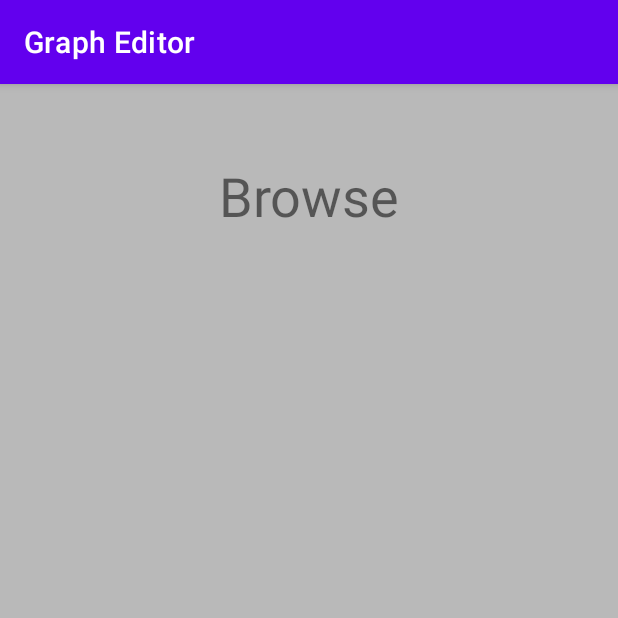
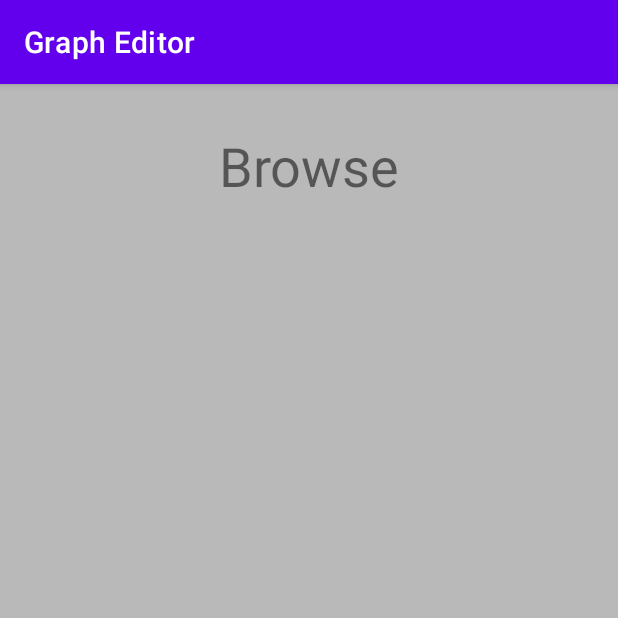
Before and after one commit to senataru/graph-editor-for-android, an Android app: the BrowseActivity screen opened directly, with no data from a screen before it, on a phone screen of 412 x 824 dp, the top half of it. Run offline under Robolectric (Android 15) with nearby library versions, the phone set to English and light mode, and no system bars; our stand-ins replace Room's generated code.

Commit message:
Implemented getOptimalAndUpdateFrame(), BrowseActivity layout improved

```diff
--- a/app/src/main/java/com/example/graph_editor/draw/graph_view/GraphView.java
+++ b/app/src/main/java/com/example/graph_editor/draw/graph_view/GraphView.java
@@ -16,12 +16,10 @@ import android.util.AttributeSet;
 import android.view.View;
 
 import androidx.annotation.Nullable;
-import androidx.annotation.RequiresApi;
 
 import com.example.graph_editor.draw.ActionModeType;
 import com.example.graph_editor.draw.ActionModeTypeObserver;
 import com.example.graph_editor.draw.Frame;
-import com.example.graph_editor.graphStorage.GraphWriter;
 import com.example.graph_editor.model.DrawManager;
 import com.example.graph_editor.model.Edge;
 import com.example.graph_editor.model.GraphType;
@@ -100,8 +98,7 @@ public class GraphView extends View implements ActionModeTypeObserver {
         if (!manager.isInitialised()) {   //has to be done here instead of init or initializeGraph since height is lazily calculated
             if (frame == null)
                 frame = new Frame(new Point(0, 0), new Point(1.0, 1.0 * getHeight() / getWidth()));
-            frame = manager.getOptimalFrame(0.1, frame);
-            manager.updateFrame(frame);
+            frame = manager.getOptimalAndUpdateFrame(0.1, frame);
         }
 
         for (Edge e : manager.getEdges())
--- a/app/src/main/res/layout/activity_browse.xml
+++ b/app/src/main/res/layout/activity_browse.xml
@@ -18,18 +18,19 @@
 
     <androidx.recyclerview.widget.RecyclerView
         android:id="@+id/saved"
-        android:layout_width="332dp"
-        android:layout_height="500dp"
-        android:layout_marginTop="28dp"
+        android:layout_width="match_parent"
+        android:layout_height="match_parent"
+        android:layout_marginHorizontal="30dp"
+        android:layout_marginBottom="50dp"
+        android:layout_marginTop="100dp"
         app:layout_constraintEnd_toEndOf="parent"
-        app:layout_constraintStart_toStartOf="parent"
-        app:layout_constraintTop_toBottomOf="@+id/textView4" />
+        app:layout_constraintStart_toStartOf="parent" />
 
     <TextView
         android:id="@+id/textView4"
         android:layout_width="wrap_content"
         android:layout_height="wrap_content"
-        android:layout_marginTop="50dp"
+        android:layout_marginTop="30dp"
         android:text="@string/browse"
         android:textSize="36sp"
         app:layout_constraintEnd_toEndOf="parent"
```
Also changed, not shown: app/src/main/java/com/example/graph_editor/model/DrawManager.java (+25 -20 lines), app/src/main/res/layout/saved_row.xml (+17 -12 lines).
